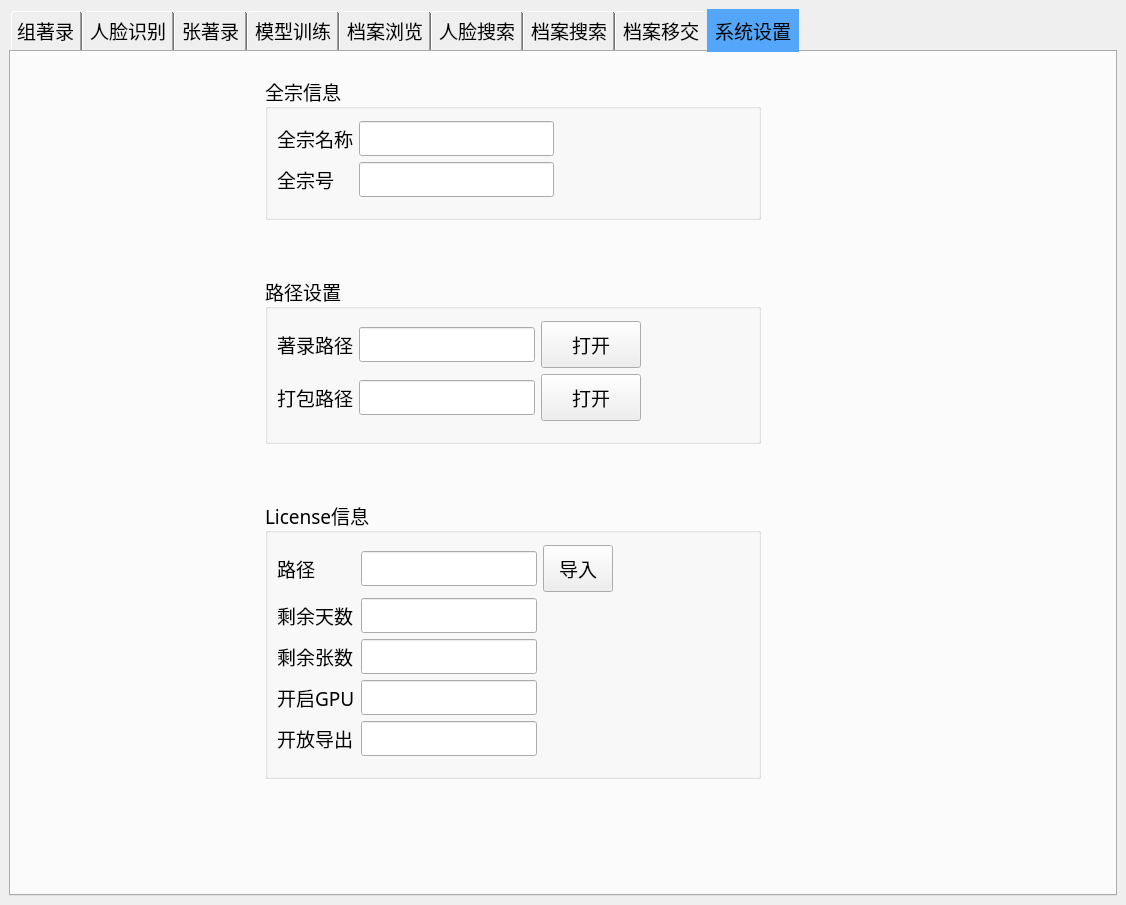
Above: photo_arch/infrastructures/user_interface/qt/ui/mainwindow.ui from Chieoho/photo_arch before the change. Below: the same form after it.
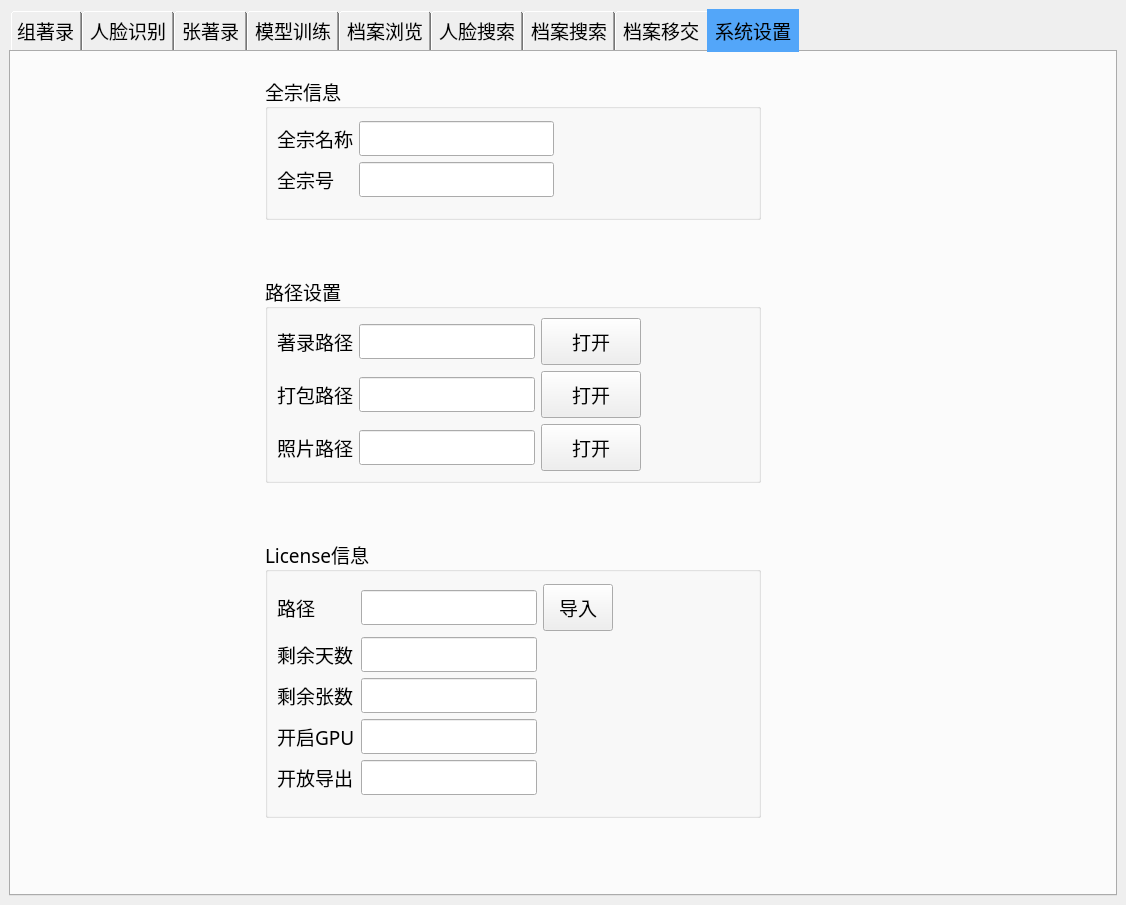
That is the form after the change. The open tabs and pages were chosen to show the change. Icons and pictures are not drawn.

Commit message: 1、【系统设置】增加静默处理照片的路径设置；2、【档案搜索】利用坐标定位实现缩略图的仿checkbox功能；3、【人脸搜索】实现人脸搜索结果导出功能；4、【人脸搜索】完成结果树和缩略图状态同步功能；5、【人脸搜索】完成不同尺寸缩略图checkbox定位。

Diff of the .ui file:
```diff
--- a/photo_arch/infrastructures/user_interface/qt/ui/mainwindow.ui
+++ b/photo_arch/infrastructures/user_interface/qt/ui/mainwindow.ui
@@ -7243,28 +7243,19 @@
           <property name="title">
            <string>路径设置</string>
           </property>
-          <layout class="QGridLayout" name="gridLayout_26">
-           <property name="topMargin">
-            <number>12</number>
-           </property>
-           <property name="bottomMargin">
-            <number>20</number>
-           </property>
-           <item row="0" column="3">
-            <spacer name="horizontalSpacer_22">
-             <property name="orientation">
-              <enum>Qt::Horizontal</enum>
+          <layout class="QGridLayout" name="gridLayout_11">
+           <item row="0" column="0">
+            <widget class="QLabel" name="label_75">
+             <property name="font">
+              <font>
+               <family>新宋体</family>
+               <pointsize>14</pointsize>
+              </font>
              </property>
-             <property name="sizeType">
-              <enum>QSizePolicy::Expanding</enum>
+             <property name="text">
+              <string>著录路径</string>
              </property>
-             <property name="sizeHint" stdset="0">
-              <size>
-               <width>40</width>
-               <height>20</height>
-              </size>
-             </property>
-            </spacer>
+            </widget>
            </item>
            <item row="0" column="1">
             <widget class="QLineEdit" name="description_path_in_setting">
@@ -7317,6 +7308,35 @@
              </property>
             </widget>
            </item>
+           <item row="0" column="3">
+            <spacer name="horizontalSpacer_22">
+             <property name="orientation">
+              <enum>Qt::Horizontal</enum>
+             </property>
+             <property name="sizeType">
+              <enum>QSizePolicy::Expanding</enum>
+             </property>
+             <property name="sizeHint" stdset="0">
+              <size>
+               <width>40</width>
+               <height>20</height>
+              </size>
+             </property>
+            </spacer>
+           </item>
+           <item row="1" column="0">
+            <widget class="QLabel" name="label_76">
+             <property name="font">
+              <font>
+               <family>新宋体</family>
+               <pointsize>14</pointsize>
+              </font>
+             </property>
+             <property name="text">
+              <string>打包路径</string>
+             </property>
+            </widget>
+           </item>
            <item row="1" column="1">
             <widget class="QLineEdit" name="package_path_in_setting">
              <property name="sizePolicy">
@@ -7333,19 +7353,6 @@
              </property>
             </widget>
            </item>
-           <item row="0" column="0">
-            <widget class="QLabel" name="label_75">
-             <property name="font">
-              <font>
-               <family>新宋体</family>
-               <pointsize>14</pointsize>
-              </font>
-             </property>
-             <property name="text">
-              <string>著录路径</string>
-             </property>
-            </widget>
-           </item>
            <item row="1" column="2">
             <widget class="QPushButton" name="select_package_dir_btn">
              <property name="sizePolicy">
@@ -7381,8 +7388,8 @@
              </property>
             </widget>
            </item>
-           <item row="1" column="0">
-            <widget class="QLabel" name="label_76">
+           <item row="2" column="0">
+            <widget class="QLabel" name="label_101">
              <property name="font">
               <font>
                <family>新宋体</family>
@@ -7390,7 +7397,55 @@
               </font>
              </property>
              <property name="text">
-              <string>打包路径</string>
+              <string>照片路径</string>
+             </property>
+            </widget>
+           </item>
+           <item row="2" column="1">
+            <widget class="QLineEdit" name="photo_path_in_setting">
+             <property name="font">
+              <font>
+               <family>新宋体</family>
+               <pointsize>14</pointsize>
+              </font>
+             </property>
+             <property name="toolTip">
+              <string>&lt;html&gt;&lt;head/&gt;&lt;body&gt;&lt;p&gt;&lt;span style=&quot; font-size:10pt;&quot;&gt;此路径下的照片，系统会进行预处理，以提高识别速度&lt;/span&gt;&lt;/p&gt;&lt;/body&gt;&lt;/html&gt;</string>
+             </property>
+            </widget>
+           </item>
+           <item row="2" column="2">
+            <widget class="QPushButton" name="select_photo_dir_btn">
+             <property name="sizePolicy">
+              <sizepolicy hsizetype="Preferred" vsizetype="Fixed">
+               <horstretch>0</horstretch>
+               <verstretch>0</verstretch>
+              </sizepolicy>
+             </property>
+             <property name="font">
+              <font>
+               <family>新宋体</family>
+               <pointsize>14</pointsize>
+              </font>
+             </property>
+             <property name="styleSheet">
+              <string notr="true">padding-left: 30px; 
+padding-right: 30px;
+padding-top: 8px; 
+padding-bottom: 8px;</string>
+             </property>
+             <property name="text">
+              <string>打开</string>
+             </property>
+             <property name="icon">
+              <iconset>
+               <normaloff>icon/open.png</normaloff>icon/open.png</iconset>
+             </property>
+             <property name="iconSize">
+              <size>
+               <width>24</width>
+               <height>24</height>
+              </size>
              </property>
             </widget>
            </item>
```
Left out of the diff: 9 changed lines with no effect on the pictures. The commit also changes 6 other files.
